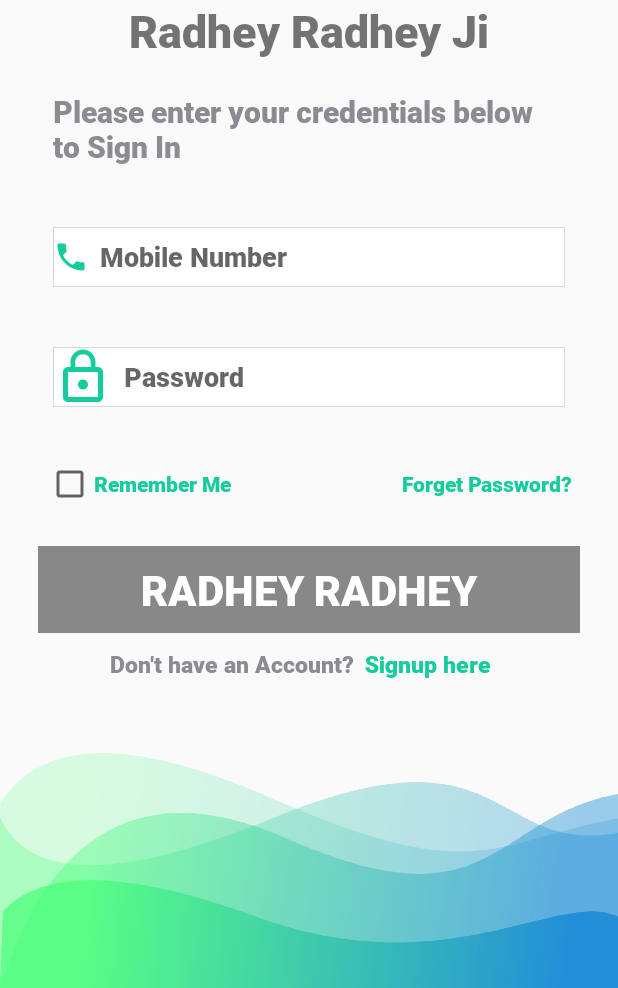
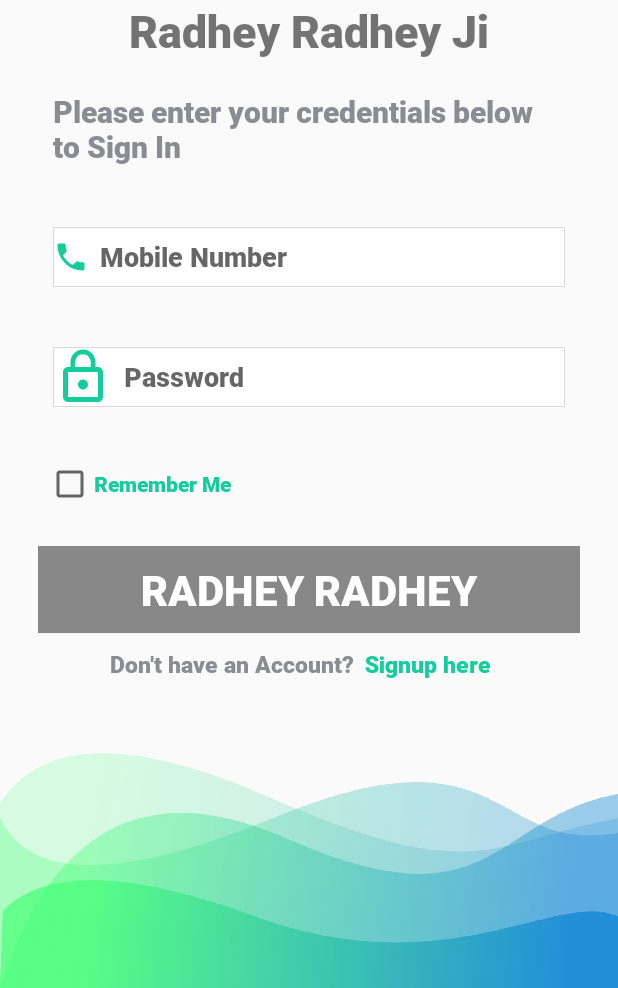
Before and after one commit to AS-AmanSinghal/Radha_Rani_Pooja_Gallery_Final, an Android app: the LoginActivity screen opened directly, with no data from a screen before it, on a phone screen of 412 x 824 dp, the part 248-1236 px from its top. Run offline under Robolectric (Android 15) with nearby library versions, the phone set to English and light mode, and no system bars.

Commit message:
Remove Forgot Password in Login Activity.

```diff
--- a/app/src/main/java/com/WeShowedUp/radharanipoojagallery/Controller/LoginActivity.java
+++ b/app/src/main/java/com/WeShowedUp/radharanipoojagallery/Controller/LoginActivity.java
@@ -48,7 +48,7 @@ public class LoginActivity extends AppCompatActivity {
         username = findViewById(R.id.login_mobile_number);
         pass = findViewById(R.id.login_password);
         progressBar = findViewById(R.id.progressbar);
-        forgot_password = findViewById(R.id.login_forgotpassword);
+        //forgot_password = findViewById(R.id.login_forgotpassword);
         registration = findViewById(R.id.login_registration);
         sharedPrefManager= new SharedPrefManager(this);
         checkBox = findViewById(R.id.login_rememberme);
@@ -101,12 +101,12 @@ public class LoginActivity extends AppCompatActivity {
         });
 
 
-        forgot_password.setOnClickListener(new View.OnClickListener() {
-            @Override
-            public void onClick(View v) {
-                Snackbar.make(getWindow().getDecorView(), "Forgot password", Snackbar.LENGTH_SHORT).show();
-            }
-        });
+//        forgot_password.setOnClickListener(new View.OnClickListener() {
+//            @Override
+//            public void onClick(View v) {
+//                Snackbar.make(getWindow().getDecorView(), "Forgot password", Snackbar.LENGTH_SHORT).show();
+//            }
+//        });
     }
 
     private void checkEmpty() {
--- a/app/src/main/res/layout/activity_login.xml
+++ b/app/src/main/res/layout/activity_login.xml
@@ -1,6 +1,5 @@
 <?xml version="1.0" encoding="utf-8"?>
 <ScrollView xmlns:android="http://schemas.android.com/apk/res/android"
-    xmlns:app="http://schemas.android.com/apk/res-auto"
     xmlns:tools="http://schemas.android.com/tools"
     android:layout_width="match_parent"
     android:layout_height="match_parent"
@@ -77,17 +76,17 @@
                 android:layout_height="wrap_content"
                 android:text="@string/remember_me"
                 android:textColor="#14CC9C"/>
-            <TextView
-                android:id="@+id/login_forgotpassword"
-                android:shadowRadius="10"
-                android:shadowColor="#ffffff"
-                android:fontFamily="@font/roboto"
-                android:layout_margin="15dp"
-                android:gravity="end"
-                android:layout_width="match_parent"
-                android:layout_height="wrap_content"
-                android:text="Forget Password?"
-                android:textColor="#14CC9C"/>
+            <!--            <TextView-->
+            <!--                android:id="@+id/login_forgotpassword"-->
+            <!--                android:shadowRadius="10"-->
+            <!--                android:shadowColor="#ffffff"-->
+            <!--                android:fontFamily="@font/roboto"-->
+            <!--                android:layout_margin="15dp"-->
+            <!--                android:gravity="end"-->
+            <!--                android:layout_width="match_parent"-->
+            <!--                android:layout_height="wrap_content"-->
+            <!--                android:text="Forget Password?"-->
+            <!--                android:textColor="#14CC9C"/>-->
         </LinearLayout>
         <Button
             android:id="@+id/login_btn"
--- a/app/src/main/res/values/strings.xml
+++ b/app/src/main/res/values/strings.xml
@@ -2,7 +2,7 @@
     <string name="app_name">Radha Rani Pooja Gallery</string>
     <string name="navigation_drawer_open">Open navigation drawer</string>
     <string name="navigation_drawer_close">Close navigation drawer</string>
-    <string name="nav_header_title">Android Studio</string>
+    <string name="nav_header_title">Welcome,</string>
     <string name="nav_header_subtitle">android.studio@android.com</string>
     <string name="nav_header_desc">Navigation header</string>
     <string name="action_change_password">Change Password</string>
```
Also changed, not shown: app/src/main/java/com/WeShowedUp/radharanipoojagallery/Controller/MainActivity.java (+12 -18 lines).
